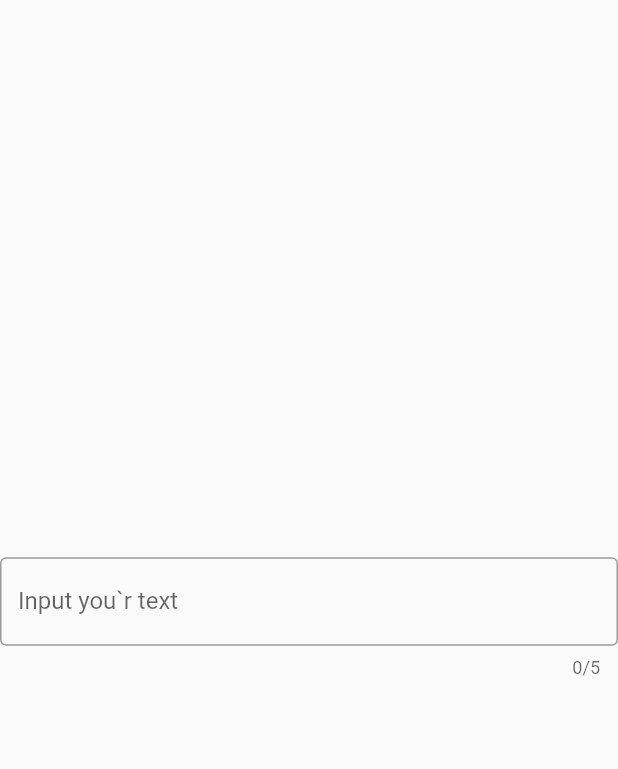
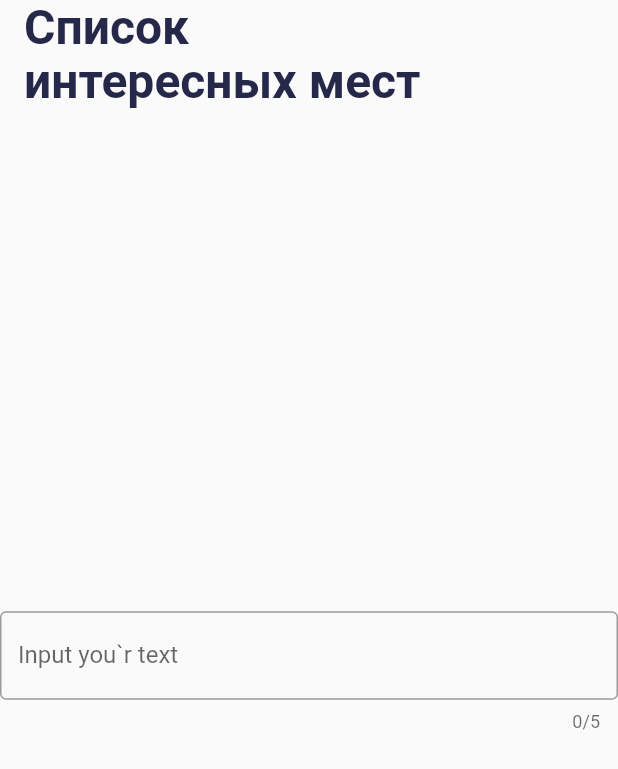
Before and after one commit to n-eliseev/surf-flutter-course-eliseev, a Flutter app: the screen it shows after launch, on a phone screen of 412 x 824 dp. Shown: the top 769 px of the screen. Run offline on Flutter 3.47's test engine with Material 2 defaults, Android fonts, the phone set to English and light mode, and no system bars.

Commit message:
Add appbar with title as text

```diff
--- a/lib/ui/screen/sight_list_screen.dart
+++ b/lib/ui/screen/sight_list_screen.dart
@@ -12,6 +12,21 @@ class _SightListScreenState extends State<SightListScreen> {
   Widget build(BuildContext context) {
     return Scaffold(
       resizeToAvoidBottomInset: false,
+      appBar: AppBar(
+        toolbarHeight: 72,
+        title: const Text(
+          'Список\nинтересных мест',
+          style: const TextStyle(
+            fontFamily: 'Roboto',
+            fontWeight: FontWeight.w700,
+            fontSize: 32,
+            color: const Color(0xFF252849),
+            height: 1.125
+          ),
+        ),
+        backgroundColor: Theme.of(context).scaffoldBackgroundColor,
+        elevation: 0,
+      ),
       body: Center(
         child: TextFormField(
           maxLength: 5,
```
